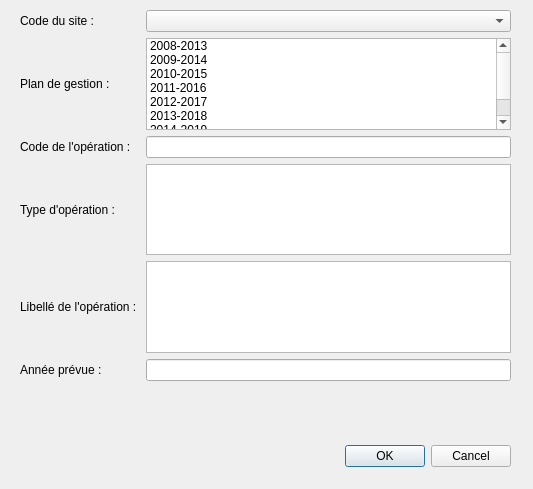
Before: the Qt Designer form ui_gestprev.ui in VincentD/bdtravaux, drawn with Qt 5.
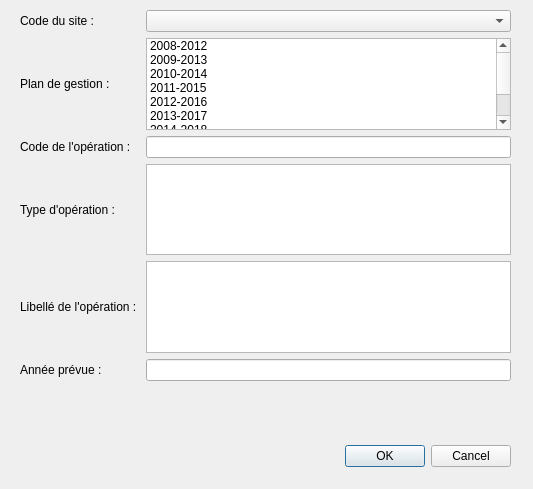
After: the same form once the commit is applied.

The edit to the form file:
```diff
--- a/ui_gestprev.ui
+++ b/ui_gestprev.ui
@@ -81,42 +81,47 @@
      <widget class="QListWidget" name="prevlist_pdg">
       <item>
        <property name="text">
-        <string>2008-2013</string>
+        <string>2008-2012</string>
        </property>
       </item>
       <item>
        <property name="text">
-        <string>2009-2014</string>
+        <string>2009-2013</string>
        </property>
       </item>
       <item>
        <property name="text">
-        <string>2010-2015</string>
+        <string>2010-2014</string>
        </property>
       </item>
       <item>
        <property name="text">
-        <string>2011-2016</string>
+        <string>2011-2015</string>
        </property>
       </item>
       <item>
        <property name="text">
-        <string>2012-2017</string>
+        <string>2012-2016</string>
        </property>
       </item>
       <item>
        <property name="text">
-        <string>2013-2018</string>
+        <string>2013-2017</string>
        </property>
       </item>
       <item>
        <property name="text">
-        <string>2014-2019</string>
+        <string>2014-2018</string>
        </property>
       </item>
       <item>
        <property name="text">
-        <string>2015-2020</string>
+        <string>2015-2019</string>
+       </property>
+      </item>
+      <item>
+       <property name="text">
+        <string>2016-2020</string>
        </property>
       </item>
      </widget>
```
